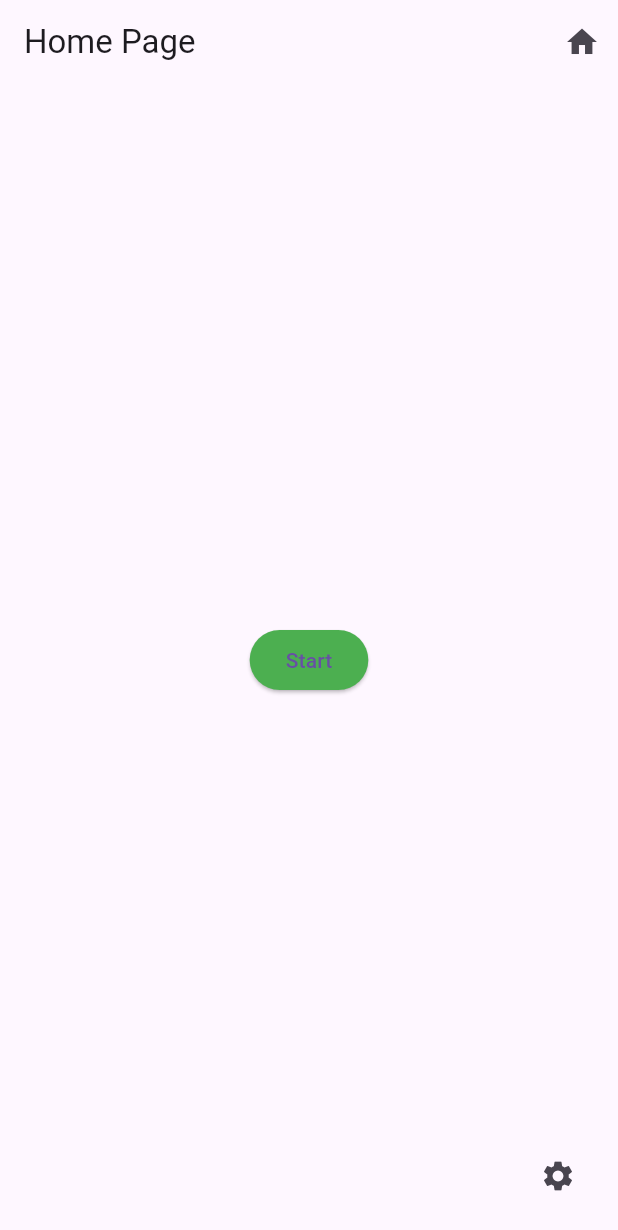
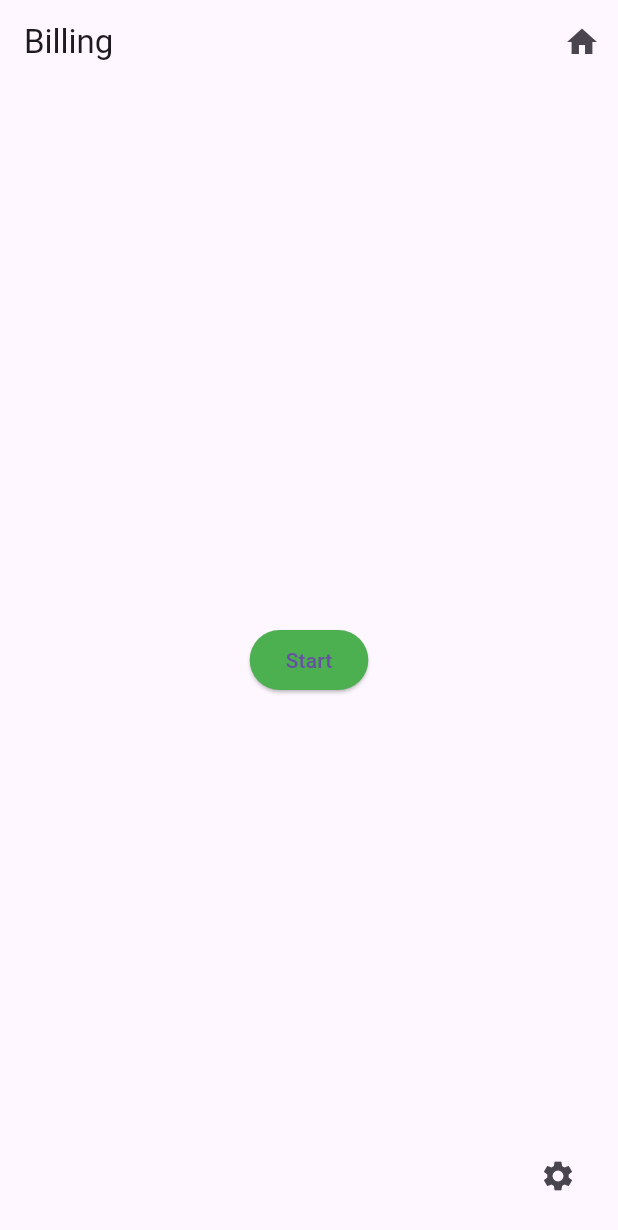
Before and after one commit to geek957/billing-flutter-app, a Flutter app: the screen it shows after launch, on a phone screen of 412 x 824 dp. Shown: the top 1230 px of the screen. Run offline on Flutter 3.47's test engine with Material 3 defaults, Android fonts, the phone set to English and light mode, and no system bars; our stand-ins replace camera, image_picker.

```diff
--- a/lib/HomePage.dart
+++ b/lib/HomePage.dart
@@ -32,7 +32,7 @@ class _HomePageState extends State<HomePage> {
   Widget build(BuildContext context) {
     return Scaffold(
       appBar: CustomAppBar(
-        title: 'Home Page',
+        title: 'Billing',
         onHomePressed: resetProducts,
       ),
       body: Stack(
--- a/lib/config.dart
+++ b/lib/config.dart
@@ -1,4 +1,4 @@
 // config.dart
 class Config {
-  static String apiUrl = 'http://192.168.1.11:3000';
+  static String apiUrl = 'http://192.168.1.17:3000';
 }
```
Also changed, not shown: 1 other file.
